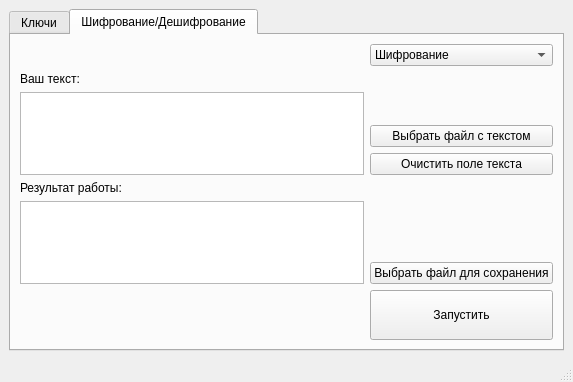
Qt form RSA/mainwindow.ui (Shersula/RSA) before a commit.
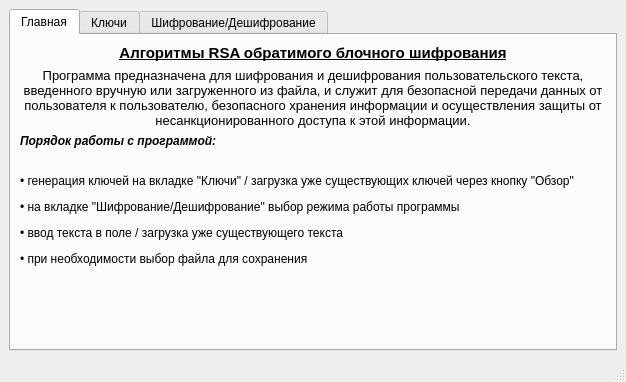
The same form after that commit. Icons and pictures are not drawn.

Patch:
```diff
--- a/RSA/mainwindow.ui
+++ b/RSA/mainwindow.ui
@@ -6,7 +6,7 @@
    <rect>
     <x>0</x>
     <y>0</y>
-    <width>573</width>
+    <width>626</width>
     <height>382</height>
    </rect>
   </property>
@@ -18,12 +18,91 @@
     <normaloff>:/images/logo.ico</normaloff>:/images/logo.ico</iconset>
   </property>
   <widget class="QWidget" name="centralwidget">
-   <layout class="QVBoxLayout" name="verticalLayout_16">
+   <layout class="QVBoxLayout" name="verticalLayout_15">
     <item>
      <widget class="QTabWidget" name="tabWidget">
       <property name="currentIndex">
-       <number>1</number>
+       <number>0</number>
       </property>
+      <widget class="QWidget" name="tab">
+       <attribute name="title">
+        <string>Главная</string>
+       </attribute>
+       <layout class="QGridLayout" name="gridLayout_3">
+        <item row="0" column="0">
+         <layout class="QVBoxLayout" name="verticalLayout_18">
+          <item>
+           <layout class="QGridLayout" name="gridLayout_2">
+            <item row="0" column="0">
+             <widget class="QLabel" name="label_7">
+              <property name="sizePolicy">
+               <sizepolicy hsizetype="Fixed" vsizetype="Preferred">
+                <horstretch>0</horstretch>
+                <verstretch>0</verstretch>
+               </sizepolicy>
+              </property>
+              <property name="font">
+               <font>
+                <pointsize>11</pointsize>
+                <weight>75</weight>
+                <bold>true</bold>
+                <underline>true</underline>
+               </font>
+              </property>
+              <property name="text">
+               <string>&lt;html&gt;&lt;head/&gt;&lt;body&gt;&lt;p align=&quot;center&quot;&gt;Алгоритмы RSA обратимого блочного шифрования&lt;/p&gt;&lt;/body&gt;&lt;/html&gt;</string>
+              </property>
+              <property name="alignment">
+               <set>Qt::AlignCenter</set>
+              </property>
+             </widget>
+            </item>
+           </layout>
+          </item>
+          <item>
+           <layout class="QVBoxLayout" name="verticalLayout_16">
+            <item>
+             <widget class="QLabel" name="label_8">
+              <property name="text">
+               <string>&lt;html&gt;&lt;head/&gt;&lt;body&gt;&lt;p align=&quot;center&quot;&gt;&lt;span style=&quot; font-size:10pt;&quot;&gt;Программа предназначена для шифрования и дешифрования пользовательского текста, введенного вручную или загруженного из файла, и служит для безопасной передачи данных от пользователя к пользователю, безопасного хранения информации и осуществления защиты от несанкционированного доступа к этой информации.&lt;/span&gt;&lt;/p&gt;&lt;/body&gt;&lt;/html&gt;</string>
+              </property>
+              <property name="alignment">
+               <set>Qt::AlignCenter</set>
+              </property>
+              <property name="wordWrap">
+               <bool>true</bool>
+              </property>
+             </widget>
+            </item>
+           </layout>
+          </item>
+          <item>
+           <widget class="QLabel" name="label_9">
+            <property name="text">
+             <string>&lt;html&gt;&lt;head/&gt;&lt;body&gt;&lt;p&gt;&lt;span style=&quot; font-size:9pt; font-weight:600; font-style:italic;&quot;&gt;Порядок работы с программой:&lt;/span&gt;&lt;/p&gt;&lt;p&gt;&lt;br/&gt;&lt;span style=&quot; font-size:9pt;&quot;&gt;• генерация ключей на вкладке &amp;quot;Ключи&amp;quot; / загрузка уже существующих ключей через кнопку &amp;quot;Обзор&amp;quot;&lt;/span&gt;&lt;/p&gt;&lt;p&gt;&lt;span style=&quot; font-size:9pt;&quot;&gt;• на вкладке &amp;quot;Шифрование/Дешифрование&amp;quot; выбор режима работы программы&lt;/span&gt;&lt;/p&gt;&lt;p&gt;&lt;span style=&quot; font-size:9pt;&quot;&gt;• ввод текста в поле / загрузка уже существующего текста &lt;/span&gt;&lt;/p&gt;&lt;p&gt;&lt;span style=&quot; font-size:9pt;&quot;&gt;• при необходимости выбор файла для сохранения&lt;/span&gt;&lt;/p&gt;&lt;/body&gt;&lt;/html&gt;</string>
+            </property>
+           </widget>
+          </item>
+          <item>
+           <spacer name="verticalSpacer_4">
+            <property name="orientation">
+             <enum>Qt::Vertical</enum>
+            </property>
+            <property name="sizeHint" stdset="0">
+             <size>
+              <width>20</width>
+              <height>40</height>
+             </size>
+            </property>
+           </spacer>
+          </item>
+         </layout>
+        </item>
+        <item row="0" column="1">
+         <layout class="QVBoxLayout" name="verticalLayout_17"/>
+        </item>
+       </layout>
+      </widget>
       <widget class="QWidget" name="tab_4">
        <attribute name="title">
         <string>Ключи</string>
```
Left out of the diff: 2 changed lines with no effect on the pictures.
